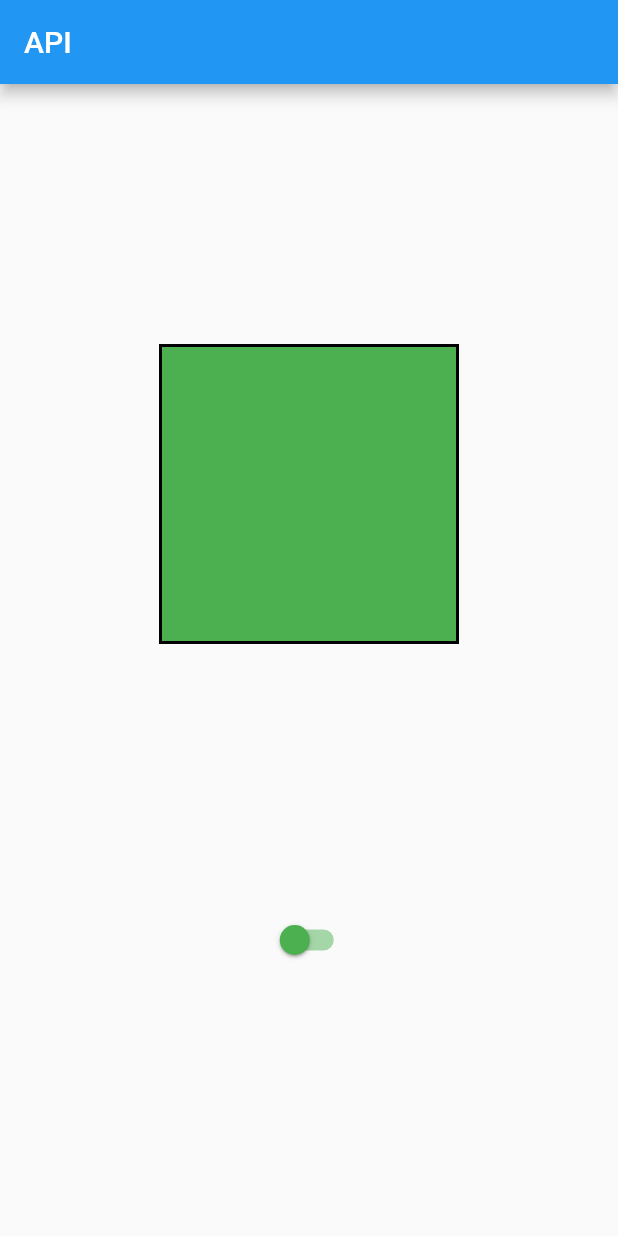
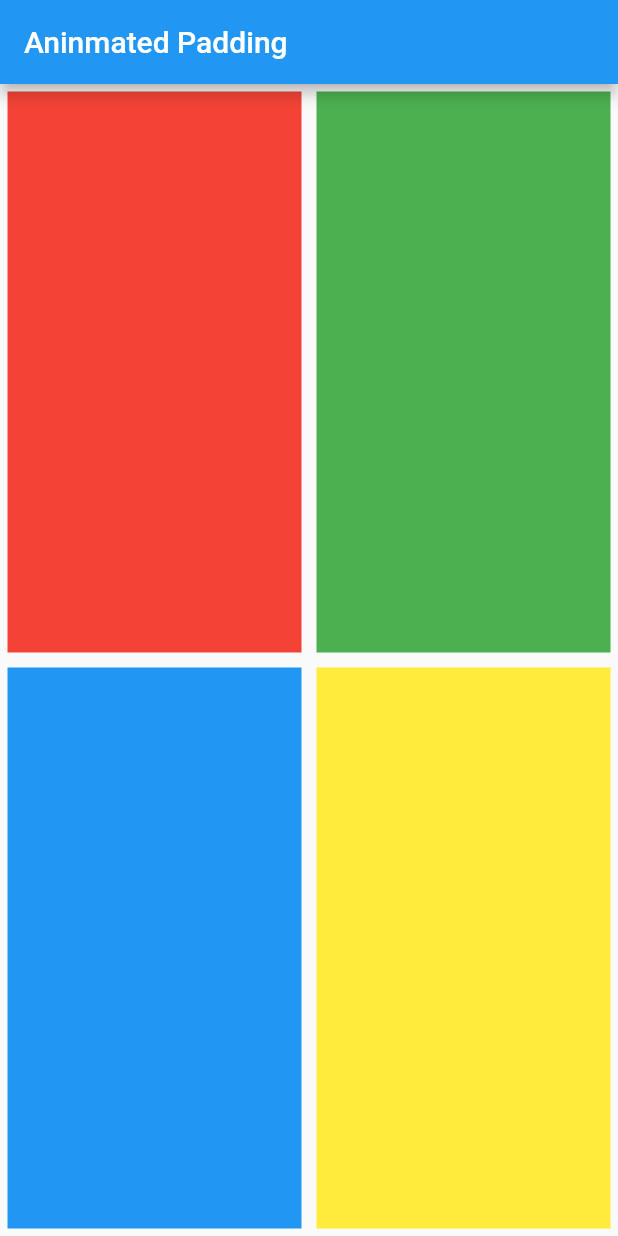
Before and after one commit to idnasirasira/flutter_learn, a Flutter app: the screen it shows after launch, on a phone screen of 412 x 824 dp. Run offline on Flutter 3.47's test engine with Material 2 defaults, Android fonts, the phone set to English and light mode, and no system bars; accounts and stored records are empty.

Commit message:
learn flutter animated padding

```diff
--- /dev/null
+++ b/lib/default.dart
@@ -0,0 +1,26 @@
+import 'package:flutter/material.dart';
+
+void main() => runApp(MyApp());
+
+class MyApp extends StatefulWidget{
+  @override
+  _MainAppState createState() => _MainAppState();
+}
+
+class _MainAppState extends State<MyApp>{
+  @override
+  Widget build(BuildContext context) {
+    // TODO: implement build
+    return MaterialApp(
+      home: Scaffold(
+        appBar: AppBar(
+            title: Text("Default")
+        ),
+        body: Center(
+            child: Text("Ini Text")
+        ),
+      ),
+    );
+  }
+
+}
--- a/lib/main.dart
+++ b/lib/main.dart
@@ -7,85 +7,107 @@ class MyApp extends StatefulWidget{
   _MainAppState createState() => _MainAppState();
 }
 
-class _MainAppState extends State<MyApp> {
-  bool isSwitchOn = false;
-  Widget myWidget = Container(
-    width: 200,
-    height: 200,
-    decoration: BoxDecoration(
-      color: Colors.green,
-      border: Border.all(
-          color: Colors.black,
-          width: 2,
-      )
-    ),
-  );
+class _MainAppState extends State<MyApp>{
+  double customPadding = 5;
 
   @override
   Widget build(BuildContext context) {
     // TODO: implement build
     return MaterialApp(
-        home: Scaffold(
-            appBar: AppBar(
-              title: Text('API'),
+      home: Scaffold(
+        appBar: AppBar(
+            title: Text("Aninmated Padding")
+        ),
+        body: Column(
+          children: <Widget>[
+            /*Flex_1*/
+            Flexible(
+              flex: 1,
+              child: Row(
+                children: <Widget>[
+                  Flexible(
+                    flex: 1,
+                    child: AnimatedPadding(
+                      duration: Duration(seconds: 1),
+                      padding: EdgeInsets.all(customPadding),
+                      child: GestureDetector(
+                        onTap: () {
+                          setState(() {
+                            customPadding = 20;
+                          });
+                        },
+                        child: Container(
+                          color: Colors.red,
+                        ),
+                      ),
+                    )
+
+                  ),
+                  Flexible(
+                    flex: 1,
+                    child: AnimatedPadding(
+                      duration: Duration(seconds: 1),
+                      padding: EdgeInsets.all(customPadding),
+                      child: GestureDetector(
+                        onTap: () {
+                          setState(() {
+                            customPadding = 20;
+                          });
+                        },
+                        child: Container(
+                          color: Colors.green,
+                        ),
+                      ),
+                    )
+                  )
+                ],
+              ),
             ),
-            body: Center(
-              child: Column(
-                mainAxisAlignment: MainAxisAlignment.spaceEvenly,
+            /*Flex_2*/
+            Flexible(
+              flex: 1,
+              child: Row(
                 children: <Widget>[
-                  AnimatedSwitcher(
-                    child: myWidget,
-                    duration: Duration(seconds: 1),
-                    transitionBuilder: (child, animation) => ScaleTransition(
-                      scale: animation,
-                      child: child,
+                  Flexible(
+                    flex: 1,
+                    child: AnimatedPadding(
+                      duration: Duration(seconds: 1),
+                      padding: EdgeInsets.all(customPadding),
+                      child: GestureDetector(
+                        onTap: () {
+                          setState(() {
+                            customPadding = 20;
+                          });
+                        },
+                        child: Container(
+                          color: Colors.blue,
+                        ),
+                      ),
                     )
                   ),
-                  Switch(
-                    activeColor: Colors.red,
-                    inactiveThumbColor: Colors.green,
-                    inactiveTrackColor: Colors.green[200],
-                    value: isSwitchOn,
-                    onChanged: (newVal) {
-                      isSwitchOn = newVal;
-                      setState(() => {
-                        if(isSwitchOn == true){
-//                          myWidget = Text("Switch: ON")
-                          myWidget = Container(
-                            key: ValueKey(1),
-                            width: 200,
-                            height: 200,
-                            decoration: BoxDecoration(
-                                color: Colors.red,
-                                border: Border.all(
-                                  color: Colors.black,
-                                  width: 2,
-                                )
-                              )
-                            )
-                        }else{
-                          myWidget = Container(
-                            key: ValueKey(2),
-                            width: 200,
-                            height: 200,
-                            decoration: BoxDecoration(
-                            color: Colors.green,
-                            border: Border.all(
-                              color: Colors.black,
-                              width: 2,
-                              )
-                            ),
-                          )
-                        }
-
-
-                      });
-                    }
+                  Flexible(
+                    flex: 1,
+                    child: AnimatedPadding(
+                      duration: Duration(seconds: 1),
+                      padding: EdgeInsets.all(customPadding),
+                      child: GestureDetector(
+                        onTap: () {
+                          setState(() {
+                            customPadding = 20;
+                          });
+                        },
+                        child: Container(
+                          color: Colors.yellow,
+                        ),
+                      ),
+                    )
                   )
                 ],
               ),
             )
+          ],
         )
+      ),
     );
   }
 
```
Also changed, not shown: lib/aimated_padding/main.dart (added, +114 -0 lines).
